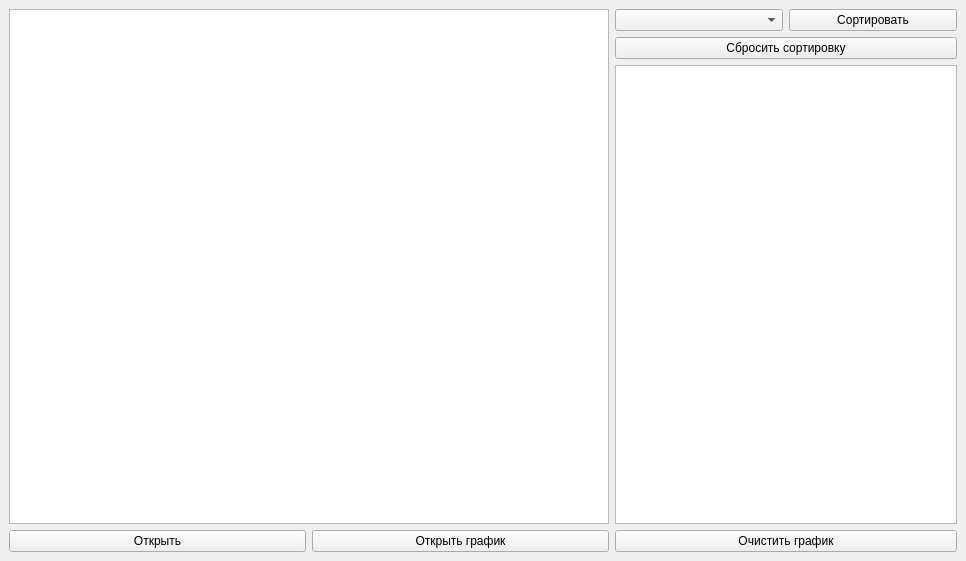
Policken66/Foothold-city, file Foothold_city/Ui/ui_foothold_city.ui: the form before one commit.
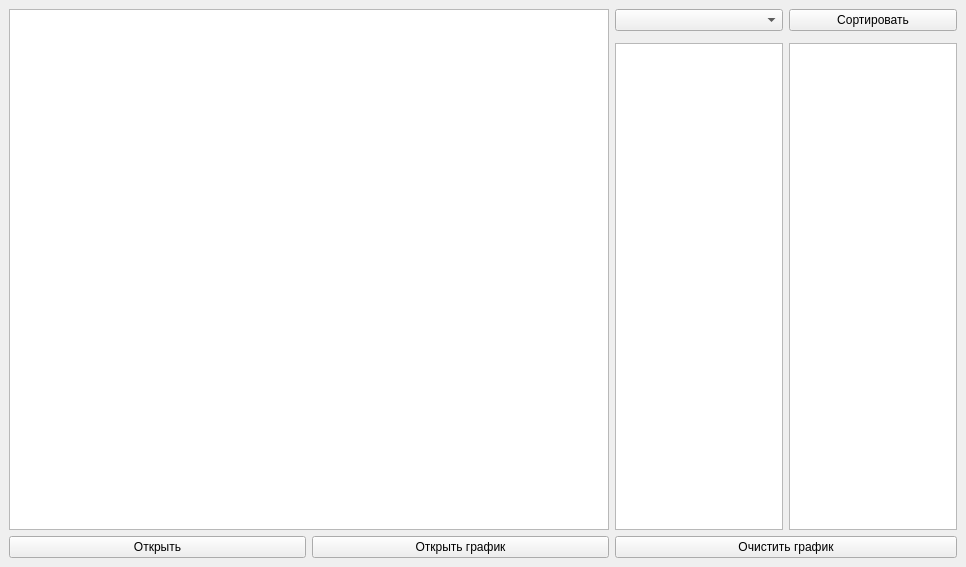
The form after the commit. Custom widgets are drawn as their Qt base class.

```diff
--- a/Foothold_city/Ui/ui_foothold_city.ui
+++ b/Foothold_city/Ui/ui_foothold_city.ui
@@ -7,7 +7,7 @@
     <x>0</x>
     <y>0</y>
     <width>966</width>
-    <height>561</height>
+    <height>567</height>
    </rect>
   </property>
   <property name="windowTitle">
@@ -20,23 +20,16 @@
       <item row="0" column="2">
        <widget class="QComboBox" name="comboBox_sort"/>
       </item>
-      <item row="2" column="2" colspan="2">
-       <widget class="QListWidget" name="listWidget">
+      <item row="2" column="3">
+       <widget class="QTextEdit" name="textEdit_sort">
         <property name="sizePolicy">
-         <sizepolicy hsizetype="Minimum" vsizetype="Preferred">
+         <sizepolicy hsizetype="Preferred" vsizetype="Expanding">
           <horstretch>0</horstretch>
           <verstretch>0</verstretch>
          </sizepolicy>
         </property>
        </widget>
       </item>
-      <item row="3" column="1">
-       <widget class="QPushButton" name="pushButton_open_plot">
-        <property name="text">
-         <string>Открыть график</string>
-        </property>
-       </widget>
-      </item>
       <item row="0" column="0" rowspan="3" colspan="2">
        <widget class="QGraphicsViewDataVisualization" name="graphicsView">
         <property name="minimumSize">
@@ -47,6 +40,20 @@
         </property>
        </widget>
       </item>
+      <item row="4" column="1">
+       <widget class="QPushButton" name="pushButton_open_plot">
+        <property name="text">
+         <string>Открыть график</string>
+        </property>
+       </widget>
+      </item>
+      <item row="4" column="2" colspan="2">
+       <widget class="QPushButton" name="pushButton_clear">
+        <property name="text">
+         <string>Очистить график</string>
+        </property>
+       </widget>
+      </item>
       <item row="0" column="3">
        <widget class="QPushButton" name="pushButton_start_sort">
         <property name="text">
@@ -54,27 +61,23 @@
         </property>
        </widget>
       </item>
-      <item row="3" column="0">
+      <item row="2" column="2">
+       <widget class="QListWidget" name="listWidget">
+        <property name="sizePolicy">
+         <sizepolicy hsizetype="Preferred" vsizetype="Preferred">
+          <horstretch>0</horstretch>
+          <verstretch>0</verstretch>
+         </sizepolicy>
+        </property>
+       </widget>
+      </item>
+      <item row="4" column="0">
        <widget class="QPushButton" name="pushButton_open">
         <property name="text">
          <string>Открыть</string>
         </property>
        </widget>
       </item>
-      <item row="3" column="2" colspan="2">
-       <widget class="QPushButton" name="pushButton_clear">
-        <property name="text">
-         <string>Очистить график</string>
-        </property>
-       </widget>
-      </item>
-      <item row="1" column="2" colspan="2">
-       <widget class="QPushButton" name="pushButton_reset_sort">
-        <property name="text">
-         <string>Сбросить сортировку</string>
-        </property>
-       </widget>
-      </item>
      </layout>
     </item>
    </layout>
```
